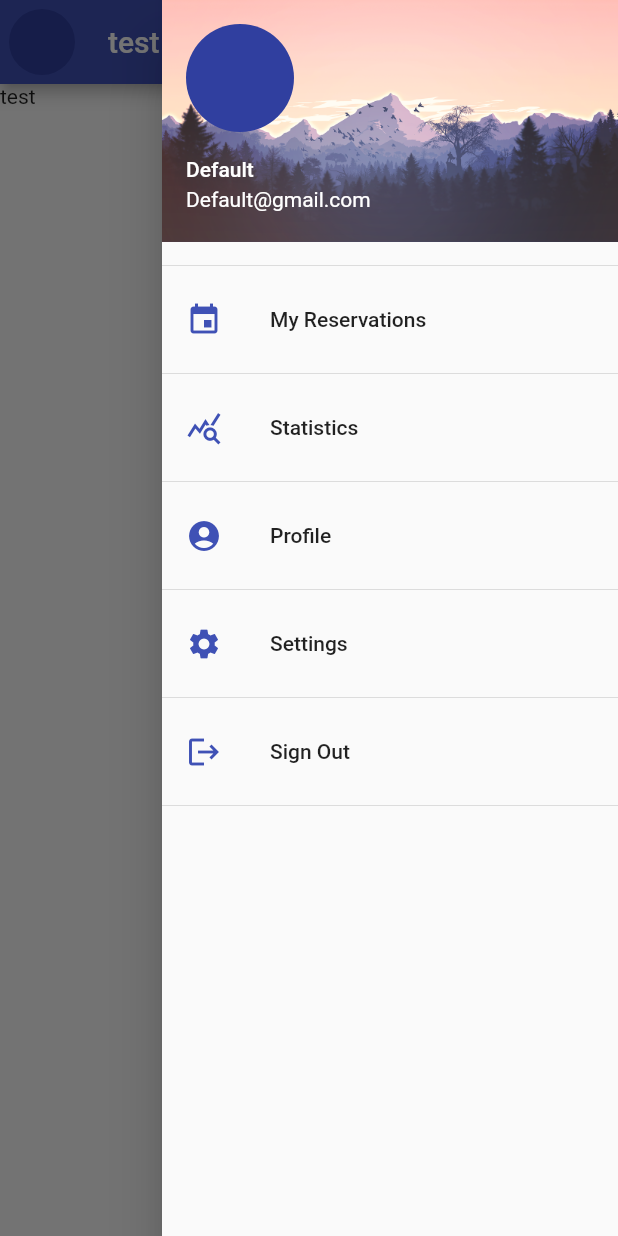
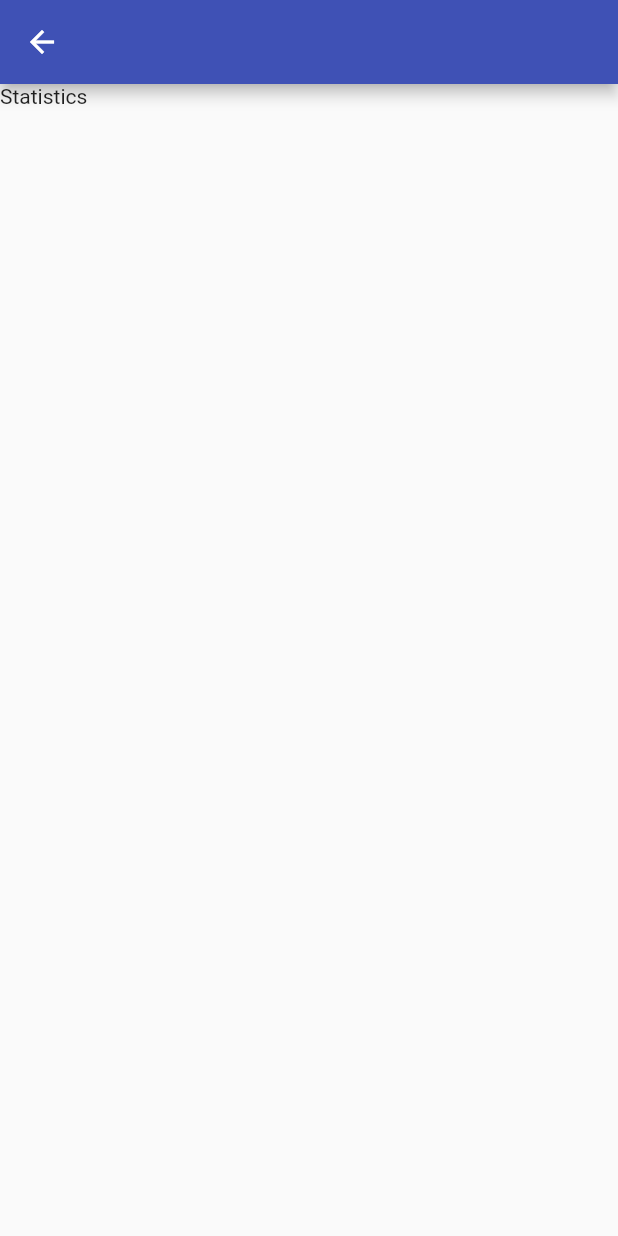
Before and after one commit to 2022PO3/Frontend, a Flutter app: the screen it shows after launch, in the side drawer, after a tap on "Statistics", on a phone screen of 412 x 824 dp. Run offline on Flutter 3.47's test engine with Material 2 defaults, Android fonts, the phone set to English and light mode, and no system bars.

Commit message:
Added routes to the navigation bar

```diff
--- a/lib/main.dart
+++ b/lib/main.dart
@@ -2,7 +2,10 @@ import 'package:flutter/material.dart';
 import 'package:po_frontend/pages/NavBar_Pages/My_Reservations.dart';
 import 'pages/home/HomePage.dart';
 import 'pages/loading.dart';
-import 'pages/NavBar_Pages/My_Reservations.dart';
+import 'package:po_frontend/pages/NavBar_Pages/Settings.dart';
+import 'package:po_frontend/pages/NavBar_Pages/Sign_Out.dart';
+import 'package:po_frontend/pages/NavBar_Pages/Statistics.dart';
+import 'package:po_frontend/pages/NavBar_Pages/Profile.dart';
 
 void main() {
   runApp(const MyApp());
@@ -22,6 +25,10 @@ class MyApp extends StatelessWidget {
         '/': (context) => Loading(),
         '/home': (context) => MyHomePage(),
         '/My_Reservations': (context) => My_Reservations(),
+        '/settings': (context) => Settings(),
+        '/sign_out': (context) => Sign_Out(),
+        '/statistics': (context) => Statistics(),
+        '/profile': (context) => Profile(),
       },
       debugShowCheckedModeBanner: false,
     );
--- a/lib/pages/NavBar_Pages/My_Reservations.dart
+++ b/lib/pages/NavBar_Pages/My_Reservations.dart
@@ -1,6 +1,5 @@
 import 'package:flutter/material.dart';
 class My_Reservations extends StatefulWidget {
-  const My_Reservations({Key? key}) : super(key: key);
 
   @override
   State<My_Reservations> createState() => _My_ReservationsState();
--- /dev/null
+++ b/lib/pages/NavBar_Pages/Statistics.dart
@@ -0,0 +1,19 @@
+import 'package:flutter/material.dart';
+class Statistics extends StatefulWidget {
+  const Statistics({Key? key}) : super(key: key);
+
+  @override
+  State<Statistics> createState() => _StatisticsState();
+}
+
+class _StatisticsState extends State<Statistics> {
+  @override
+  Widget build(BuildContext context) {
+    return Scaffold(
+      appBar: AppBar(
+        //
+      ),
+      body: Text("Statistics"),
+    );
+  }
+}
```
Also changed, not shown: lib/pages/NavBar_Pages/Profile.dart (added, +17 -0 lines), lib/pages/NavBar_Pages/Settings.dart (added, +18 -0 lines), lib/pages/NavBar_Pages/Sign_Out.dart (added, +19 -0 lines), lib/pages/home/NavBar.dart (+12 -4 lines).
